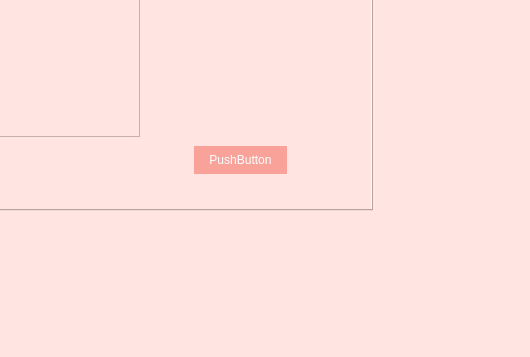
The window that Desktop/gestion_des_services/mainwindow.ui (MahdiRebai/MahdiRebai) describes before a commit, drawn with Qt 5; both pictures show x 448 to 978 and y 307 to 664 of the 978 by 664 pixel window.
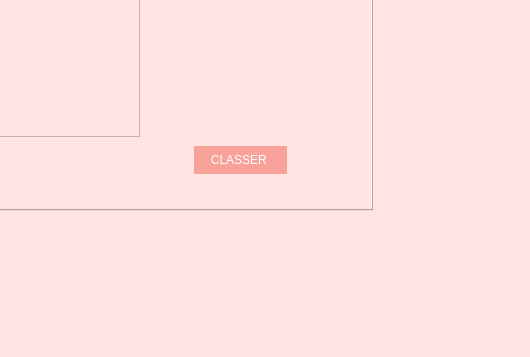
The same window after the commit. The open tabs and pages were chosen to show the change.

```diff
--- a/Desktop/gestion_des_services/mainwindow.ui
+++ b/Desktop/gestion_des_services/mainwindow.ui
@@ -459,7 +459,7 @@
        </rect>
       </property>
       <property name="text">
-       <string>PushButton</string>
+       <string>CLASSER </string>
       </property>
      </widget>
     </widget>
```
Left out of the diff: 2 changed lines with no effect on the pictures.
